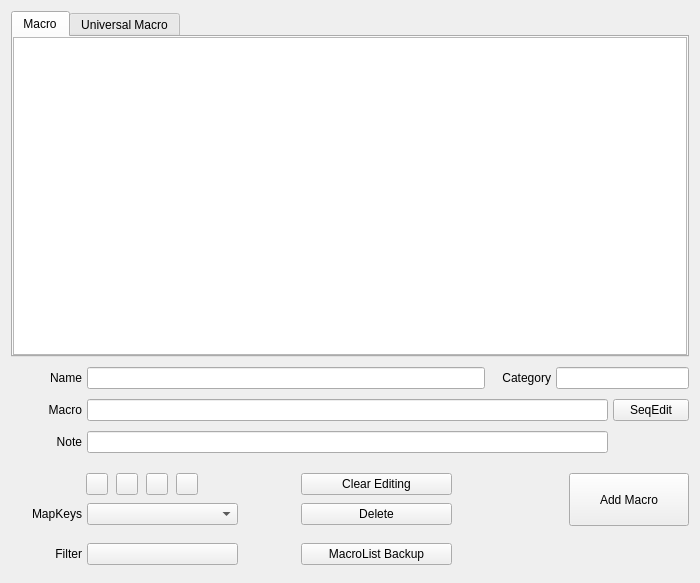
Zalafina/QKeyMapper, file QKeyMapper/qmacrolistdialog.ui: the form before one commit.
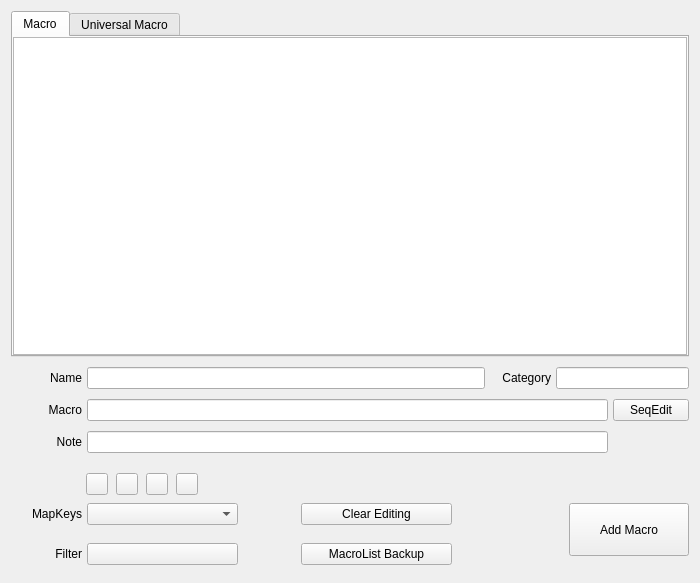
The form after the commit. Custom widgets are drawn as their Qt base class.

What changed in the file:
```diff
--- a/QKeyMapper/qmacrolistdialog.ui
+++ b/QKeyMapper/qmacrolistdialog.ui
@@ -645,7 +645,7 @@
            <property name="geometry">
             <rect>
              <x>290</x>
-             <y>10</y>
+             <y>40</y>
              <width>151</width>
              <height>22</height>
             </rect>
@@ -679,25 +679,6 @@
             <bool>false</bool>
            </property>
           </widget>
-          <widget class="QPushButton" name="deleteMacroButton">
-           <property name="geometry">
-            <rect>
-             <x>290</x>
-             <y>40</y>
-             <width>151</width>
-             <height>22</height>
-            </rect>
-           </property>
-           <property name="focusPolicy">
-            <enum>Qt::FocusPolicy::NoFocus</enum>
-           </property>
-           <property name="text">
-            <string>Delete</string>
-           </property>
-           <property name="autoDefault">
-            <bool>false</bool>
-           </property>
-          </widget>
           <widget class="QToolButton" name="categoryFilterToolButton">
            <property name="geometry">
             <rect>
@@ -761,7 +742,7 @@
            <property name="geometry">
             <rect>
              <x>0</x>
-             <y>10</y>
+             <y>40</y>
              <width>120</width>
              <height>53</height>
             </rect>
```
Left out of the diff: 1 changed line with no effect on the pictures.
